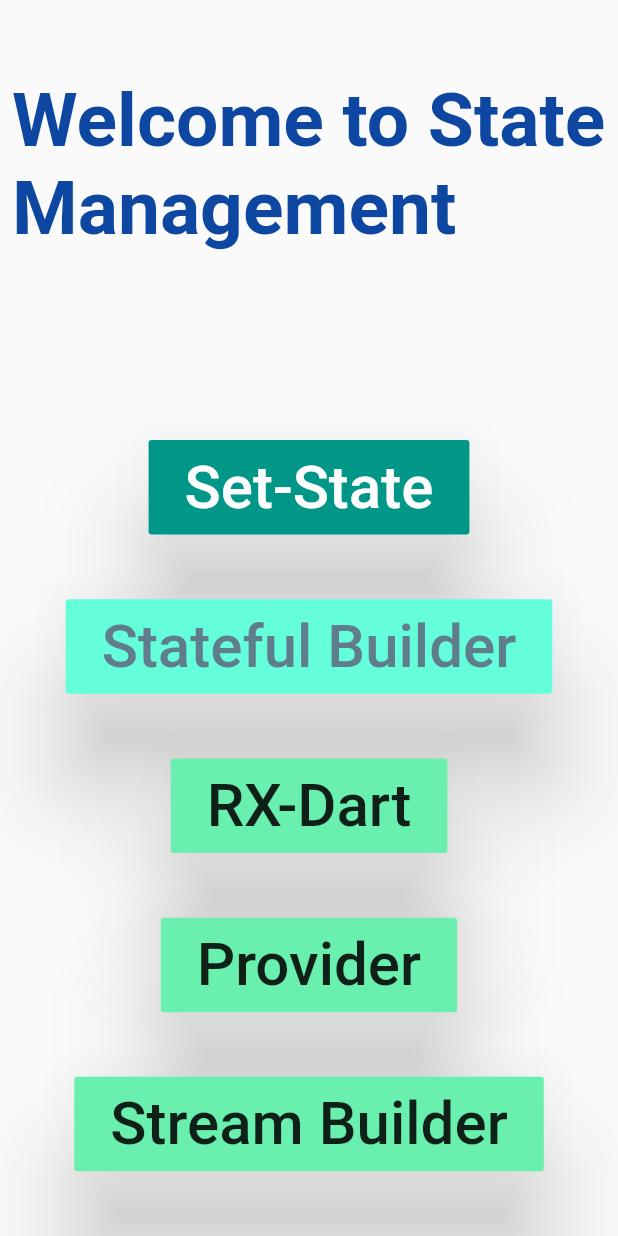
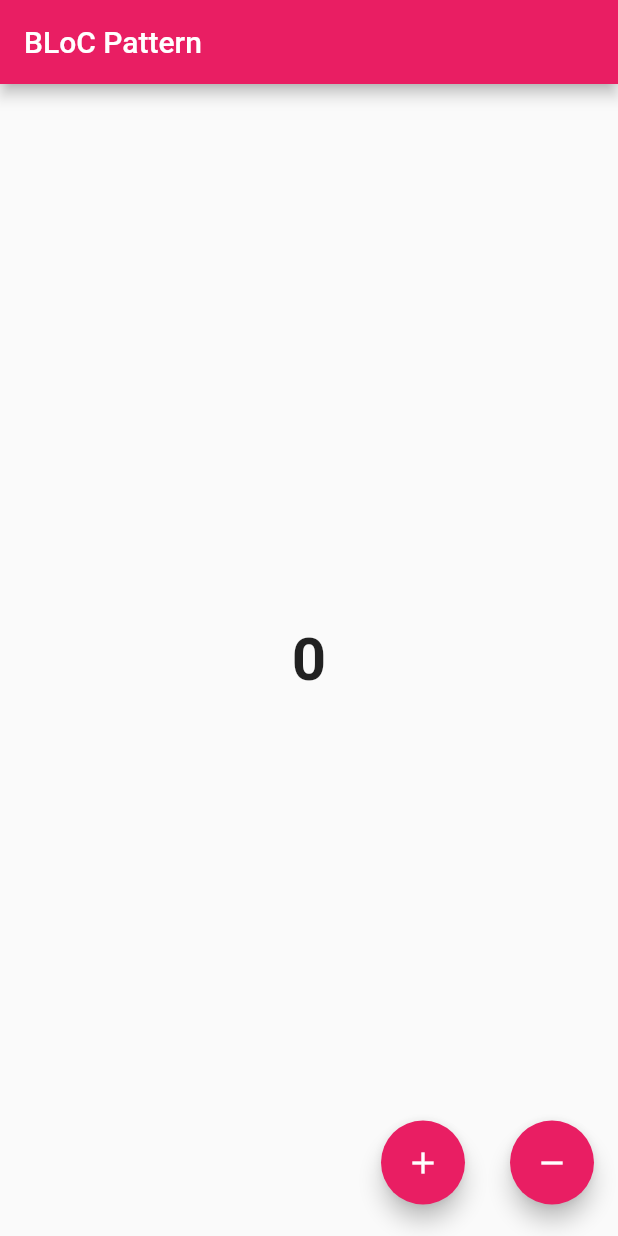
Before and after one commit to samrat19/flutter_state_management, a Flutter app: the screen it shows after launch, on a phone screen of 412 x 824 dp. Run offline on Flutter 3.47's test engine with Material 2 defaults, Android fonts, the phone set to English and light mode, and no system bars; our stand-ins replace bloc, flutter_bloc, rxdart.

Commit message:
implements BloC pattern

```diff
--- /dev/null
+++ b/lib/StateManagement/Bloc_Pattern/Logic/counter_bloc.dart
@@ -0,0 +1,21 @@
+import 'package:bloc/bloc.dart';
+
+enum CounterEvent { increment, decrement }
+
+
+class CounterBloc extends Bloc<CounterEvent, int> {
+  @override
+  int get initialState => 0;
+
+  @override
+  Stream<int> mapEventToState(CounterEvent event) async* {
+    switch (event) {
+      case CounterEvent.decrement:
+        yield state - 1;
+        break;
+      case CounterEvent.increment:
+        yield state + 1;
+        break;
+    }
+  }
+}
--- /dev/null
+++ b/lib/StateManagement/Bloc_Pattern/screen/counter_screen.dart
@@ -0,0 +1,55 @@
+import 'package:flutter/material.dart';
+import 'package:flutter_bloc/flutter_bloc.dart';
+import 'package:flutter_state_management/StateManagement/Bloc_Pattern/Logic/counter_bloc.dart';
+
+class CounterScreen extends StatelessWidget {
+  @override
+  Widget build(BuildContext context) {
+    final CounterBloc counterBloc = BlocProvider.of<CounterBloc>(context);
+
+    return Scaffold(
+      appBar: AppBar(
+        backgroundColor: Colors.pink,
+        title: Text('BLoC Pattern'),
+      ),
+      body: BlocBuilder<CounterBloc, int>(
+        builder: (context, count) {
+          return Center(
+            child: Text(
+              '$count',
+              style: TextStyle(fontSize: 40.0,fontWeight: FontWeight.bold,),
+            ),
+          );
+        },
+      ),
+      floatingActionButton: Row(
+        mainAxisAlignment: MainAxisAlignment.end,
+        children: <Widget>[
+          Padding(
+            padding: EdgeInsets.symmetric(vertical: 5.0),
+            child: FloatingActionButton(
+              backgroundColor: Colors.pink,
+              child: Icon(Icons.add),
+              onPressed: () {
+                counterBloc.add(CounterEvent.increment);
+              },
+            ),
+          ),
+          SizedBox(
+            width: 30.0,
+          ),
+          Padding(
+            padding: EdgeInsets.symmetric(vertical: 5.0),
+            child: FloatingActionButton(
+              backgroundColor: Colors.pink,
+              child: Icon(Icons.remove),
+              onPressed: () {
+                counterBloc.add(CounterEvent.decrement);
+              },
+            ),
+          ),
+        ],
+      ),
+    );
+  }
+}
--- a/lib/StateManagement/my_rx_dart.dart
+++ b/lib/StateManagement/my_rx_dart.dart
@@ -7,7 +7,7 @@ class MyRxDart extends StatefulWidget {
 }
 
 class _MyRxDartState extends State<MyRxDart> {
-  CounterBloc _counterBloc = CounterBloc(initialCount: 0);
+  CounterBlocRX _counterBloc = CounterBlocRX(initialCount: 0);
 
   @override
   Widget build(BuildContext context) {
@@ -49,11 +49,11 @@ class _MyRxDartState extends State<MyRxDart> {
   }
 }
 
-class CounterBloc {
+class CounterBlocRX {
   int initialCount = 0;
   BehaviorSubject<int> _subjectCounter;
 
-  CounterBloc({this.initialCount}) {
+  CounterBlocRX({this.initialCount}) {
     _subjectCounter = BehaviorSubject<int>.seeded(
         this.initialCount); ///initializes the subject with element already
   }
--- a/lib/main.dart
+++ b/lib/main.dart
@@ -1,24 +1,41 @@
 import 'package:flutter/material.dart';
 import 'package:flutter_bloc/flutter_bloc.dart';
+import 'package:flutter_state_management/StateManagement/Bloc_Pattern/screen/counter_screen.dart';
 import 'package:flutter_state_management/StateManagement/my_provider.dart';
-import 'package:flutter_state_management/StateManagement/my_rx_dart.dart';
+
+//import 'package:flutter_state_management/StateManagement/my_rx_dart.dart';
 import 'package:flutter_state_management/StateManagement/my_set_state.dart';
 import 'package:flutter_state_management/StateManagement/my_stream_builder.dart';
 import 'package:flutter_state_management/home_page.dart';
-
+import 'StateManagement/Bloc_Pattern/Logic/counter_bloc.dart';
 import 'StateManagement/my_stateful_builder.dart';
 
-main() => runApp(
+/*main() => runApp(
       MaterialApp(
         debugShowCheckedModeBanner: false,
-        initialRoute: 'home-page',
+        initialRoute: 'bloC-pattern',
         routes: {
           'set-state': (_) => MySetState(),
           'state-ful-builder': (_) => MyStatefulBuilder(),
-          'rx-bloc': (_) => MyRxDart(),
+          //  'rx-bloc': (_) => MyRxDart(),
           'provider': (_) => MyProvider(),
           'home-page': (_) => HomePage(),
           'stream-builder': (_) => MyStreamBuilder(),
+     //     'bloC-pattern': (_) => InitiateStage(),
         },
       ),
+    ); */
+
+void main() => runApp(MyApp());
+
+class MyApp extends StatelessWidget {
+  @override
+  Widget build(BuildContext context) {
+    return MaterialApp(
+      home: BlocProvider<CounterBloc>(
+        create: (context) => CounterBloc(),
+        child: CounterScreen(),
+      ),
     );
+  }
+}
--- a/pubspec.yaml
+++ b/pubspec.yaml
@@ -24,6 +24,8 @@ dependencies:
   bloc:
   flutter_bloc:
   equatable: ^1.0.0
+#  flutter_stream_responder:
+#    git: git@gitlab.com:cookytechx-plugins/flutter_stream_responder.git
 
   # The following adds the Cupertino Icons font to your application.
   # Use with the CupertinoIcons class for iOS style icons.
```
